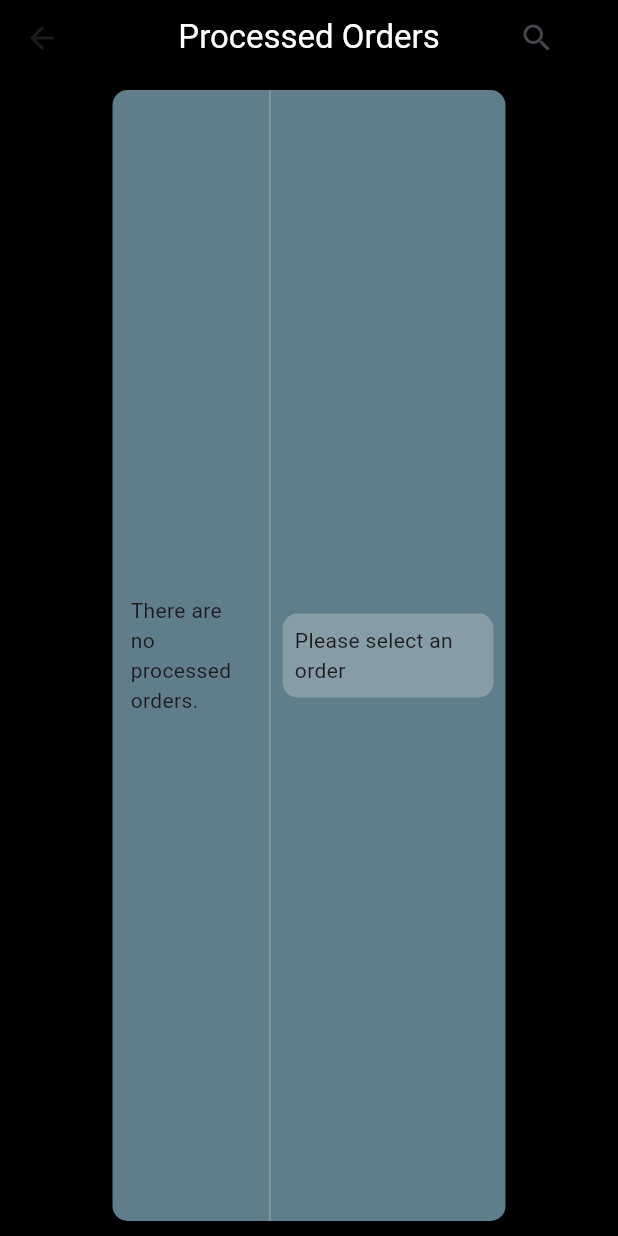
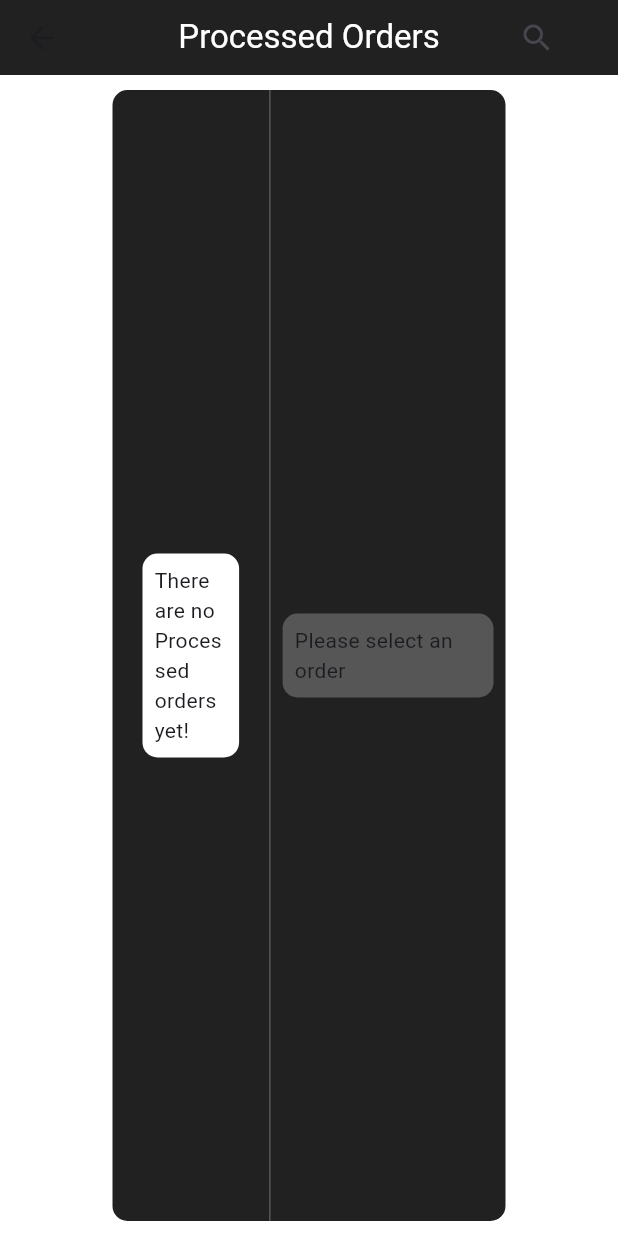
Before and after one commit to CarlsGalad/gona_admin, a Flutter app: the ProcessedOrderScreen screen opened directly, on a phone screen of 412 x 824 dp. Run offline on Flutter 3.47's test engine with Material 3 defaults, Android fonts, the phone set to English and light mode, and no system bars; our stand-ins replace cloud_firestore, file_picker, firebase_auth, firebase_core, firebase_storage, fl_chart and 3 more; missing offline and left inert: flutter_email_sender, image_network; accounts and stored records are empty; Roboto replaces fonts that are missing (Abel).

Commit message:
Update processed_orders.dart
UI UX Modification

```diff
--- a/lib/home/sub_screens/processed_orders.dart
+++ b/lib/home/sub_screens/processed_orders.dart
@@ -34,9 +34,22 @@ class ProcessedOrderScreenState extends State<ProcessedOrderScreen> {
                     doc['orderStatus']['delivered'] == false)
                 .toList();
             if (orders.isEmpty) {
-              return const Center(
-                child: Text('There are no processed orders.'),
-              );
+              return Center(
+                  child: Padding(
+                padding: const EdgeInsets.all(8.0),
+                child: Container(
+                    decoration: BoxDecoration(
+                      borderRadius: BorderRadius.circular(10),
+                      color: Colors.white,
+                    ),
+                    child: Padding(
+                      padding: const EdgeInsets.all(8.0),
+                      child: Text(
+                        'There are no Processed orders yet!',
+                        style: GoogleFonts.abel(fontSize: 14),
+                      ),
+                    )),
+              ));
             }
             return ListView.builder(
               itemCount: orders.length, // Number of processed orders
@@ -50,7 +63,7 @@ class ProcessedOrderScreenState extends State<ProcessedOrderScreen> {
                   padding: const EdgeInsets.all(8.0),
                   child: Container(
                     height: 70,
-                    color: Colors.white24,
+                    color: Colors.white,
                     child: ListTile(
                       title: Text(
                         'Order: ${order.id}',
@@ -109,12 +122,17 @@ class ProcessedOrderScreenState extends State<ProcessedOrderScreen> {
             Text(
               'Order ${order['order_id']}',
               style: GoogleFonts.aboreto(
-                  fontSize: 20, fontWeight: FontWeight.bold),
+                  color: Colors.white,
+                  fontSize: 20,
+                  fontWeight: FontWeight.bold),
             ),
             const SizedBox(height: 10),
-           Text(
+            Text(
               'Order Details:',
-              style: GoogleFonts.abel(fontSize: 18, fontWeight: FontWeight.bold),
+              style: GoogleFonts.abel(
+                  fontSize: 18,
+                  color: Colors.white,
+                  fontWeight: FontWeight.bold),
             ),
             const SizedBox(height: 5),
             const Divider(),
@@ -223,14 +241,14 @@ class ProcessedOrderScreenState extends State<ProcessedOrderScreen> {
   @override
   Widget build(BuildContext context) {
     return Scaffold(
-      backgroundColor: Colors.black,
+      backgroundColor: Colors.white,
       appBar: AppBar(
         title: Text(
           'Processed Orders',
           style: GoogleFonts.roboto(color: Colors.white),
         ),
         toolbarHeight: 50,
-        backgroundColor: Colors.black,
+        backgroundColor: Colors.grey[900],
         centerTitle: true,
         actions: [
           Padding(
@@ -255,7 +273,7 @@ class ProcessedOrderScreenState extends State<ProcessedOrderScreen> {
             width: MediaQuery.of(context).size.width - 150,
             decoration: BoxDecoration(
               borderRadius: BorderRadius.circular(10),
-              color: Colors.blueGrey,
+              color: Colors.grey[900],
             ),
             child: Row(
               children: [
```
